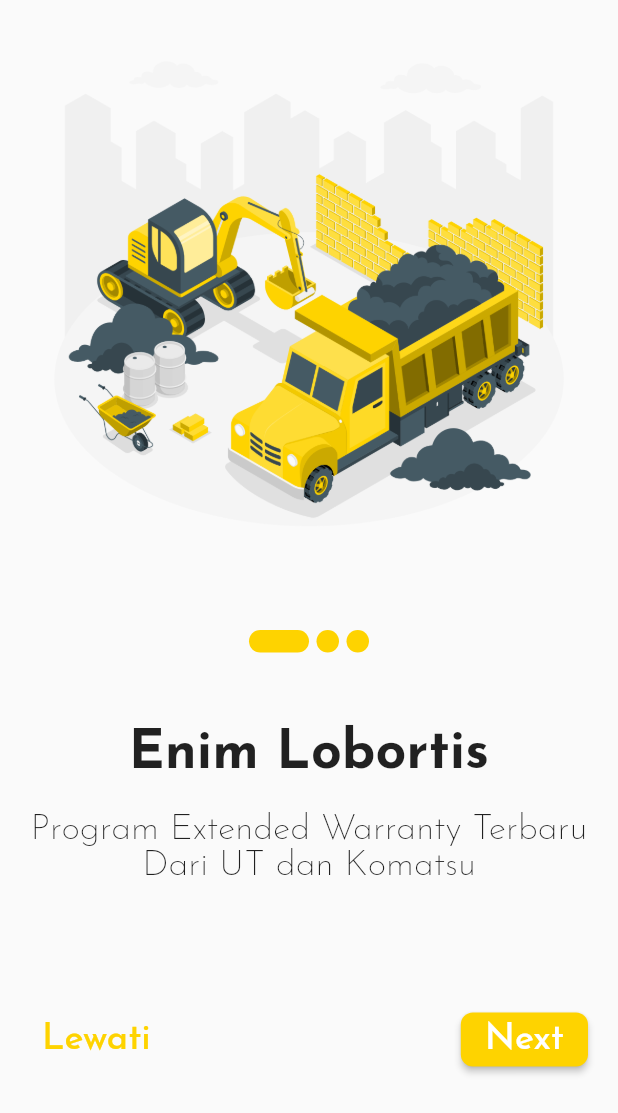
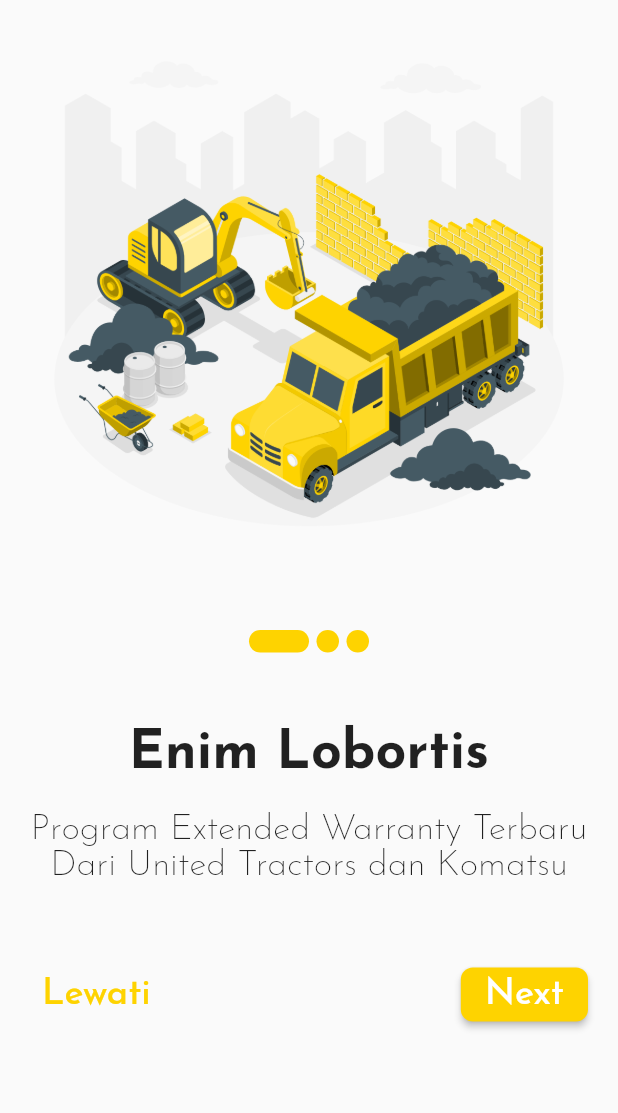
Before and after one commit to Bila18/gpp_mobile, a Flutter app: the screen it shows after launch, on a phone screen of 412 x 824 dp. Shown: the top 1113 px of the screen. Run offline on Flutter 3.47's test engine with Material 2 defaults, Android fonts, the phone set to English and light mode, and no system bars; our stand-ins replace google_fonts.

Commit message:
Revisi UI

```diff
--- a/lib/models/on_boarding.dart
+++ b/lib/models/on_boarding.dart
@@ -23,7 +23,8 @@
     width2: 15,
     width3: 15,
     title: 'Enim Lobortis',
-    subTitle: 'Program Extended Warranty Terbaru Dari UT dan Komatsu',
+    subTitle:
+        'Program Extended Warranty Terbaru Dari United Tractors dan Komatsu',
   )),
   (ModelOnBoarding(
     image: 'assets/images/on-boarding/onBoarding2.png',
--- a/lib/views/on_boarding_view.dart
+++ b/lib/views/on_boarding_view.dart
@@ -48,7 +48,10 @@
                     SizedBox(
                       height: 350,
                       width: double.infinity,
-                      child: Image.asset(onBoarding[index].image),
+                      child: Image.asset(
+                        onBoarding[index].image,
+                        height: 300,
+                      ),
                       // color: ColorPallete.box,
                       // decoration: BoxDecoration(
                       //   image: DecorationImage(
@@ -111,7 +114,7 @@
                           fontSize: 24, fontWeight: FontWeight.w200),
                     ),
                     const SizedBox(
-                      height: 80,
+                      height: 50,
                     ),
                     Row(
                       mainAxisAlignment: MainAxisAlignment.spaceBetween,
```
